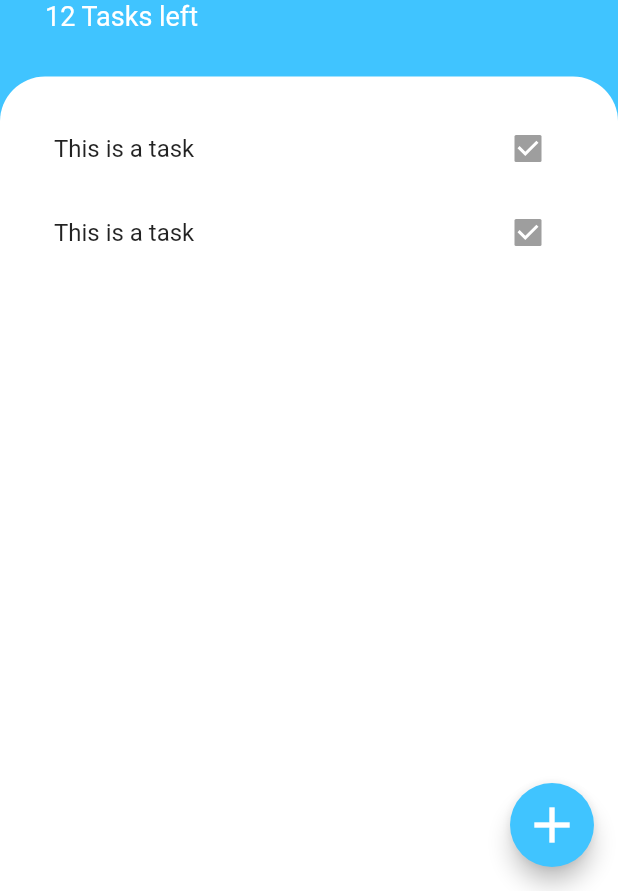
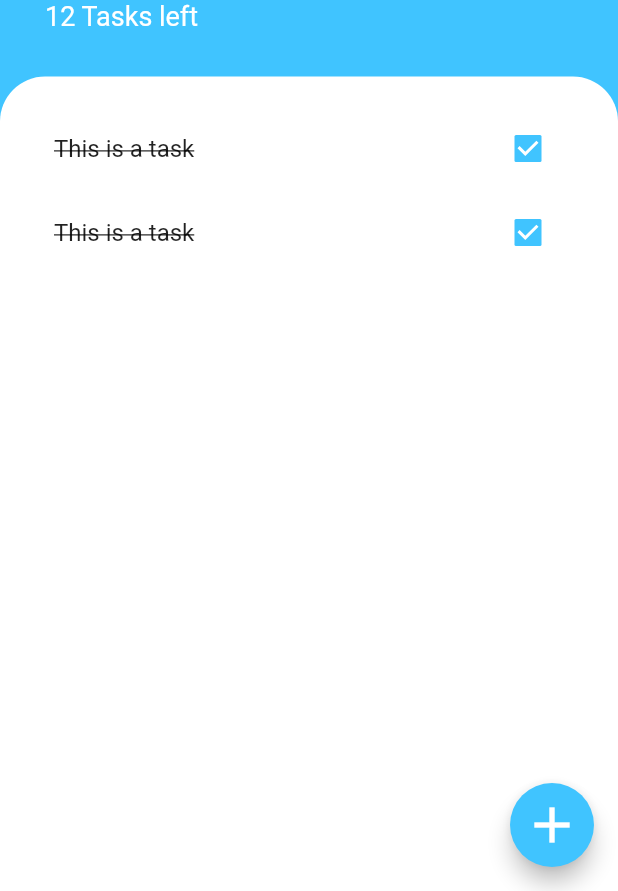
Before and after one commit to Jiaxen/flutter_todoey, a Flutter app: the screen it shows after launch, on a phone screen of 412 x 824 dp, the part 345-1236 px from its top. Run offline on Flutter 3.47's test engine with Material 2 defaults, Android fonts, the phone set to English and light mode, and no system bars.

Commit message:
Checkbox callback logic

```diff
--- a/lib/widgets/task_tile.dart
+++ b/lib/widgets/task_tile.dart
@@ -1,8 +1,42 @@
 import 'package:flutter/material.dart';
 
-class TaskTile extends StatelessWidget {
+class TaskTile extends StatefulWidget {
+  @override
+  State<TaskTile> createState() => _TaskTileState();
+}
+
+class _TaskTileState extends State<TaskTile> {
+  bool isChecked = true;
+
   @override
   Widget build(BuildContext context) {
-    return ListTile(title: Text('This is a task'), trailing: Checkbox(value: true, onChanged: null,),);
+    return ListTile(
+      title: Text('This is a task',
+          style: isChecked
+              ? TextStyle(decoration: TextDecoration.lineThrough)
+              : null),
+      trailing: TaskCheckbox(
+          isChecked: isChecked, changeCheckboxState: (bool? checkBoxState) {
+        setState(() {
+          isChecked = checkBoxState!;
+        });
+      }),
+    );
   }
 }
+
+class TaskCheckbox extends StatelessWidget {
+  final bool isChecked;
+  final void Function(bool?) changeCheckboxState;
+
+  const TaskCheckbox(
+      {required this.isChecked, required this.changeCheckboxState});
+
+  @override
+  Widget build(BuildContext context) {
+    return Checkbox(
+        activeColor: Colors.lightBlueAccent,
+        value: isChecked,
+        onChanged: changeCheckboxState);
+  }
+}
```
